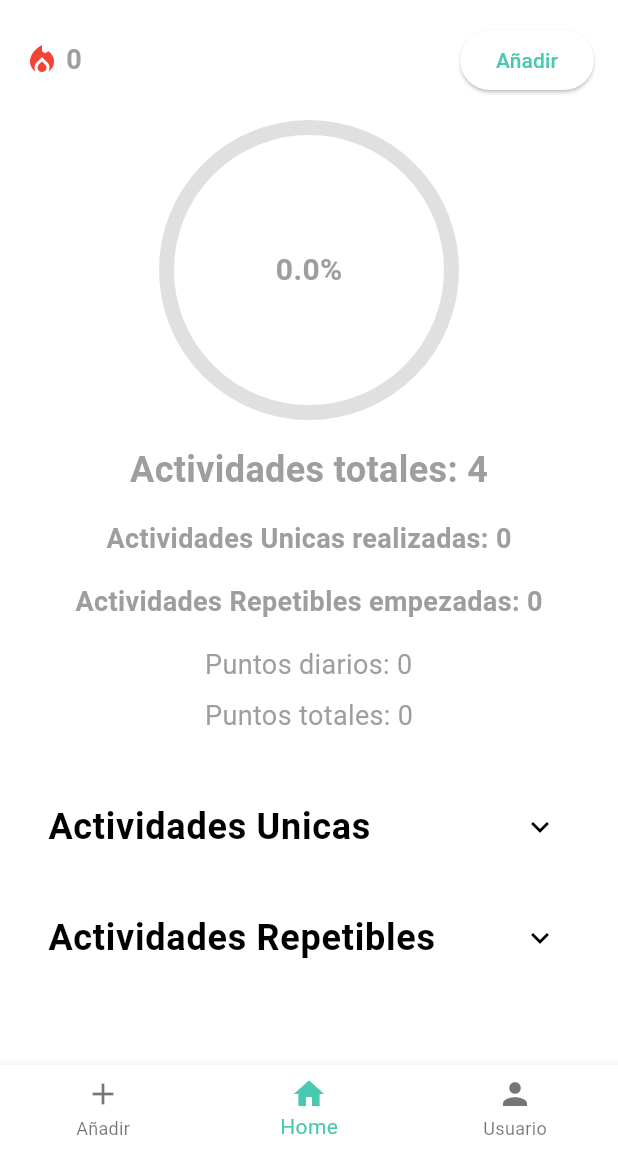
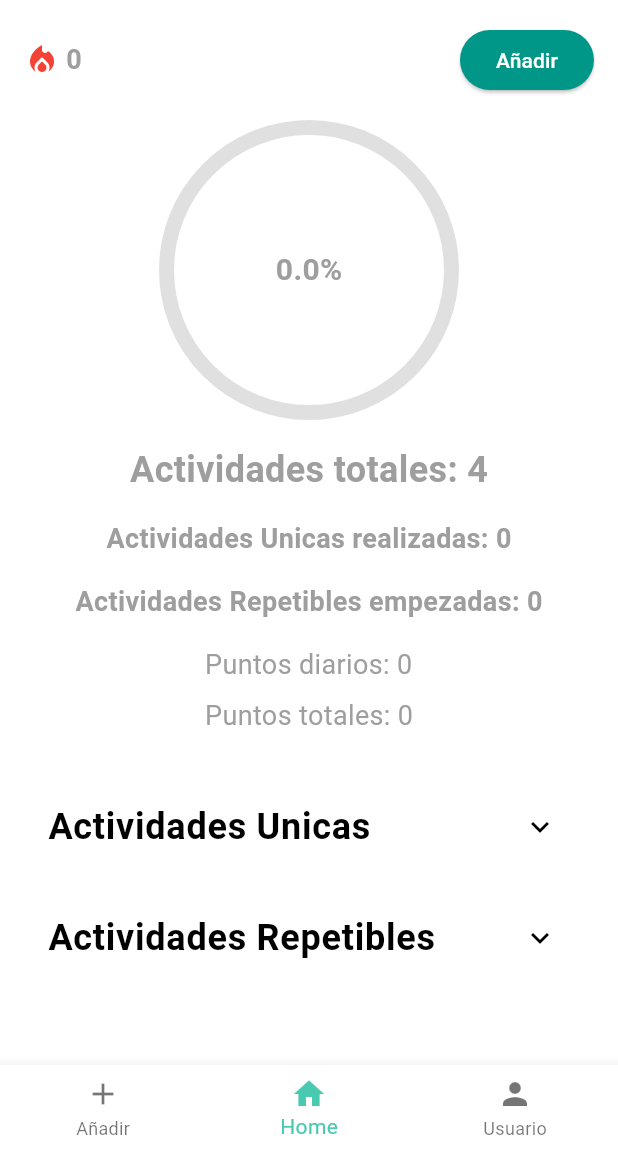
Before and after one commit to jfvenegass/Fluxx, a Flutter app: the screen it shows after launch, after a tap on "Iniciar Sesión", on a phone screen of 412 x 824 dp, the part 84-1236 px from its top. Run offline on Flutter 3.47's test engine with Material 3 defaults, Android fonts, the phone set to English and light mode, and no system bars; drawn by our look-alikes of percent_indicator; our stand-ins replace get, shared_preferences.

Commit message:
mejores botones

```diff
--- a/lib/pages/home_page.dart
+++ b/lib/pages/home_page.dart
@@ -51,14 +51,14 @@ class HomePageState extends State<HomePage> {
             mainAxisSize: MainAxisSize.min,
             children: [
               ListTile(
-                title: const Text('Actividades Cuantitativas'),
+                title: const Text('Actividades Repetibles'),
                 onTap: () {
                   Navigator.of(context).pop();
                   showAddQuantitativeActivityDialog(context, controller);
                 },
               ),
               ListTile(
-                title: const Text('Actividades Booleanas'),
+                title: const Text('Actividades Unicas'),
                 onTap: () {
                   Navigator.of(context).pop();
                   showAddBooleanActivityDialog(context, controller);
@@ -169,6 +169,10 @@ class HomePageState extends State<HomePage> {
                   children: [
                     StreakWidget(),
                     ElevatedButton(
+                      style: ElevatedButton.styleFrom(
+                        backgroundColor: Colors.teal,
+                        foregroundColor: Colors.white,
+                      ),
                       onPressed: () {
                         showConfirmationDialog(context, controller);
                       },
--- a/lib/pages/login.dart
+++ b/lib/pages/login.dart
@@ -67,6 +67,10 @@ class LoginScreen extends StatelessWidget {
               const SizedBox(height: 32), // Mayor separación antes del botón de inicio de sesión
               // Botón de inicio de sesión
               ElevatedButton(
+                style: ElevatedButton.styleFrom(
+                  backgroundColor: Colors.teal,
+                  foregroundColor: Colors.white,
+                ),
                 onPressed: () {
                   Navigator.push(
                     context,
--- a/lib/pages/user_info.dart
+++ b/lib/pages/user_info.dart
@@ -117,6 +117,10 @@ class UserPageState extends State<UserPage> {
               ),
               const SizedBox(height: 20),
               ElevatedButton(
+                style: ElevatedButton.styleFrom(
+                  backgroundColor: Colors.teal,
+                  foregroundColor: Colors.white,
+                ),
                 onPressed: () {
                   // Acción para editar perfil
                 },
```
Also changed, not shown: lib/pages/widgets/activities_modales.dart (+10 -2 lines).
